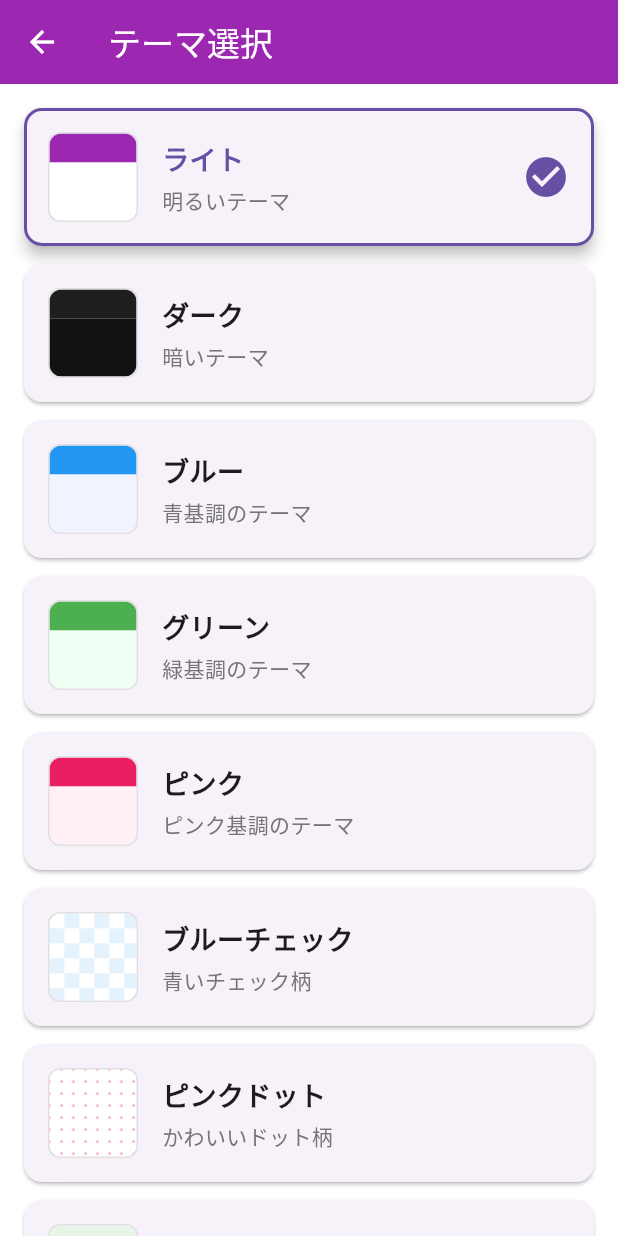
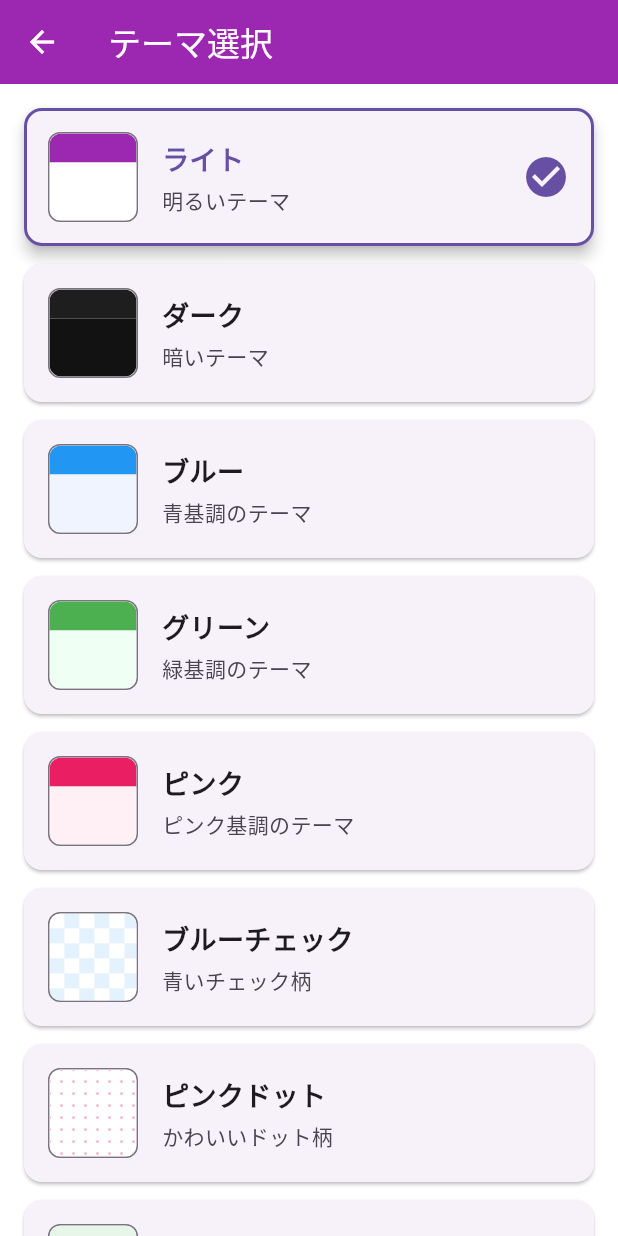
Before and after one commit to sanadanobuyuki/habit_tracker, a Flutter app: the ThemeSelectorScreen screen opened directly, on a phone screen of 412 x 824 dp. Run offline on Flutter 3.47's test engine with Material 3 defaults, Android fonts, the phone set to English and light mode, and no system bars; our stand-ins replace sqflite, visibility_detector; accounts and stored records are empty.

Commit message:
背景手直し

```diff
--- a/lib/providers/theme_provider.dart
+++ b/lib/providers/theme_provider.dart
@@ -395,4 +395,6 @@ class AppTheme {
     this.stripeWidth,
     this.isVertical,
   });
+
+  of(BuildContext context) {}
 }
--- a/lib/screens/settings/theme_selector_screen.dart
+++ b/lib/screens/settings/theme_selector_screen.dart
@@ -57,13 +57,16 @@ class ThemeSelectorScreen extends StatelessWidget {
     bool isSelected,
     VoidCallback onTap,
   ) {
+    // 現在のテーマに応じた色を取得
+    final colorScheme = Theme.of(context).colorScheme;
+
     return Card(
       margin: const EdgeInsets.only(bottom: 12),
       elevation: isSelected ? 4 : 1,
       shape: RoundedRectangleBorder(
         borderRadius: BorderRadius.circular(12),
         side: isSelected
-            ? BorderSide(color: Theme.of(context).primaryColor, width: 2)
+            ? BorderSide(color: colorScheme.primary, width: 2)
             : BorderSide.none,
       ),
       child: InkWell(
@@ -76,7 +79,7 @@ class ThemeSelectorScreen extends StatelessWidget {
           child: Row(
             children: [
               // テーマのプレビュー
-              _buildThemePreview(theme),
+              _buildThemePreview(context, theme),
               const SizedBox(width: 16),
 
               // テーマ情報
@@ -90,14 +93,17 @@ class ThemeSelectorScreen extends StatelessWidget {
                         fontSize: 18,
                         fontWeight: FontWeight.bold,
                         color: isSelected
-                            ? Theme.of(context).primaryColor
-                            : null,
+                            ? colorScheme.primary
+                            : colorScheme.onSurface,
                       ),
                     ),
                     const SizedBox(height: 4),
                     Text(
                       theme.description,
-                      style: TextStyle(fontSize: 14, color: Colors.grey[600]),
+                      style: TextStyle(
+                        fontSize: 14,
+                        color: colorScheme.onSurfaceVariant,
+                      ),
                     ),
                   ],
                 ),
@@ -105,11 +111,7 @@ class ThemeSelectorScreen extends StatelessWidget {
 
               // 選択中のマーク
               if (isSelected)
-                Icon(
-                  Icons.check_circle,
-                  color: Theme.of(context).primaryColor,
-                  size: 32,
-                ),
+                Icon(Icons.check_circle, color: colorScheme.primary, size: 32),
             ],
           ),
         ),
@@ -120,13 +122,16 @@ class ThemeSelectorScreen extends StatelessWidget {
   /// テーマのプレビューを作成
   ///
   /// パターン背景も含めてプレビューを表示
-  Widget _buildThemePreview(AppTheme theme) {
+  Widget _buildThemePreview(BuildContext context, AppTheme theme) {
+    // 現在のテーマに応じた枠線の色を取得
+    final borderColor = Theme.of(context).colorScheme.outline;
+
     return Container(
       width: 60,
       height: 60,
       decoration: BoxDecoration(
         borderRadius: BorderRadius.circular(8),
-        border: Border.all(color: Colors.grey[300]!, width: 1),
+        border: Border.all(color: borderColor, width: 1),
       ),
       child: ClipRRect(
         borderRadius: BorderRadius.circular(8),
@@ -183,6 +188,7 @@ class ThemeSelectorScreen extends StatelessWidget {
         );
 
       case BackgroundPattern.solid:
+      default:
         // 単色の場合は従来のプレビュー（AppBarと背景色）
         return Column(
           children: [
--- a/lib/widgets/themed_scaffold.dart
+++ b/lib/widgets/themed_scaffold.dart
@@ -54,13 +54,16 @@ class ThemedScaffold extends StatelessWidget {
           Selector<ThemeProvider, AppTheme>(
             selector: (context, themeProvider) => themeProvider.currentTheme,
             shouldRebuild: (previous, next) {
+              // pattern 関連または scaffoldBackgroundColor が変わった時に再構築
               return previous.pattern != next.pattern ||
                   previous.patternColors != next.patternColors ||
                   previous.squareSize != next.squareSize ||
                   previous.dotSize != next.dotSize ||
                   previous.spacing != next.spacing ||
                   previous.stripeWidth != next.stripeWidth ||
-                  previous.isVertical != next.isVertical;
+                  previous.isVertical != next.isVertical ||
+                  previous.themeData.scaffoldBackgroundColor !=
+                      next.themeData.scaffoldBackgroundColor; // ← 追加
             },
             builder: (context, theme, _) {
               return _buildBackground(theme);
@@ -123,6 +126,7 @@ class ThemedScaffold extends StatelessWidget {
         );
 
       case BackgroundPattern.solid:
+      default:
         // 単色の場合は ThemeData の背景色を使用
         return Container(color: theme.themeData.scaffoldBackgroundColor);
     }
```
